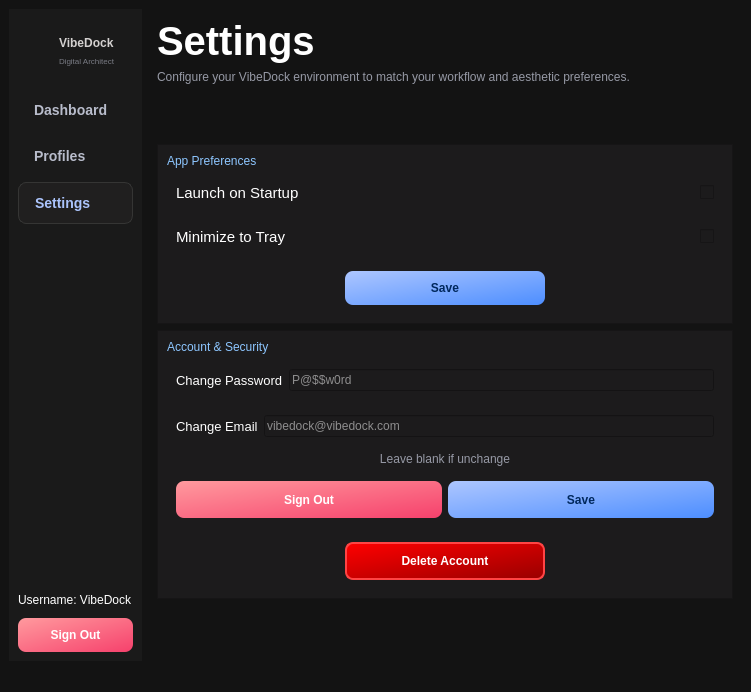
The window that settings.ui (2012hhh2012/final-app-project) describes before a commit, drawn with Qt 5.
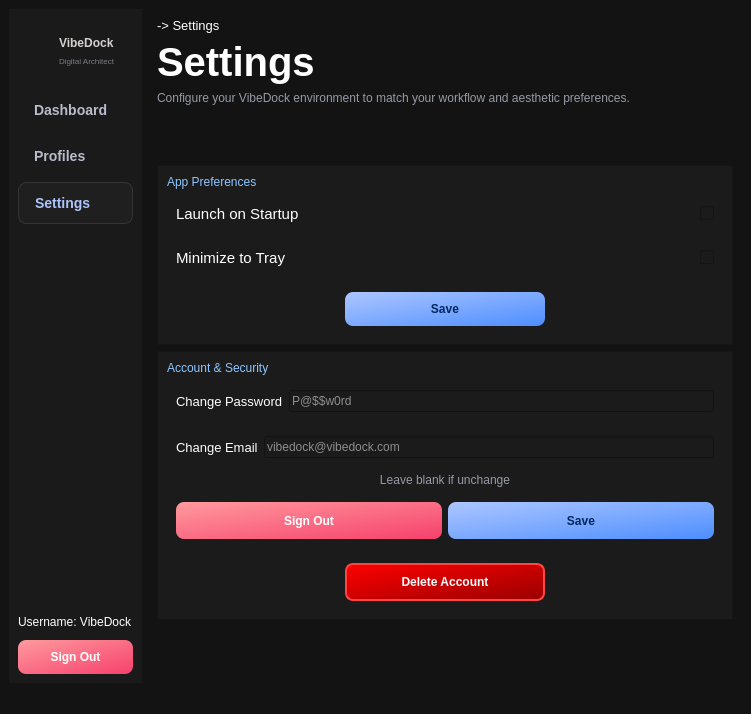
The same window after the commit. Icons and pictures are not drawn.

```diff
--- a/settings.ui
+++ b/settings.ui
@@ -7,7 +7,7 @@
     <x>0</x>
     <y>0</y>
     <width>751</width>
-    <height>692</height>
+    <height>714</height>
    </rect>
   </property>
   <property name="windowTitle">
@@ -245,6 +245,21 @@
     <item>
      <widget class="QWidget" name="widget_6" native="true">
       <layout class="QVBoxLayout" name="verticalLayout_3">
+       <item>
+        <widget class="QLabel" name="label_10">
+         <property name="font">
+          <font>
+           <pointsize>10</pointsize>
+          </font>
+         </property>
+         <property name="styleSheet">
+          <string notr="true">color: white;</string>
+         </property>
+         <property name="text">
+          <string>-&gt; Settings</string>
+         </property>
+        </widget>
+       </item>
        <item>
         <widget class="QLabel" name="label">
          <property name="font">
@@ -255,7 +270,8 @@
           </font>
          </property>
          <property name="styleSheet">
-          <string notr="true">color: white;</string>
+          <string notr="true">color: white;
+font-weight: bold;</string>
          </property>
          <property name="text">
           <string>Settings</string>
```
